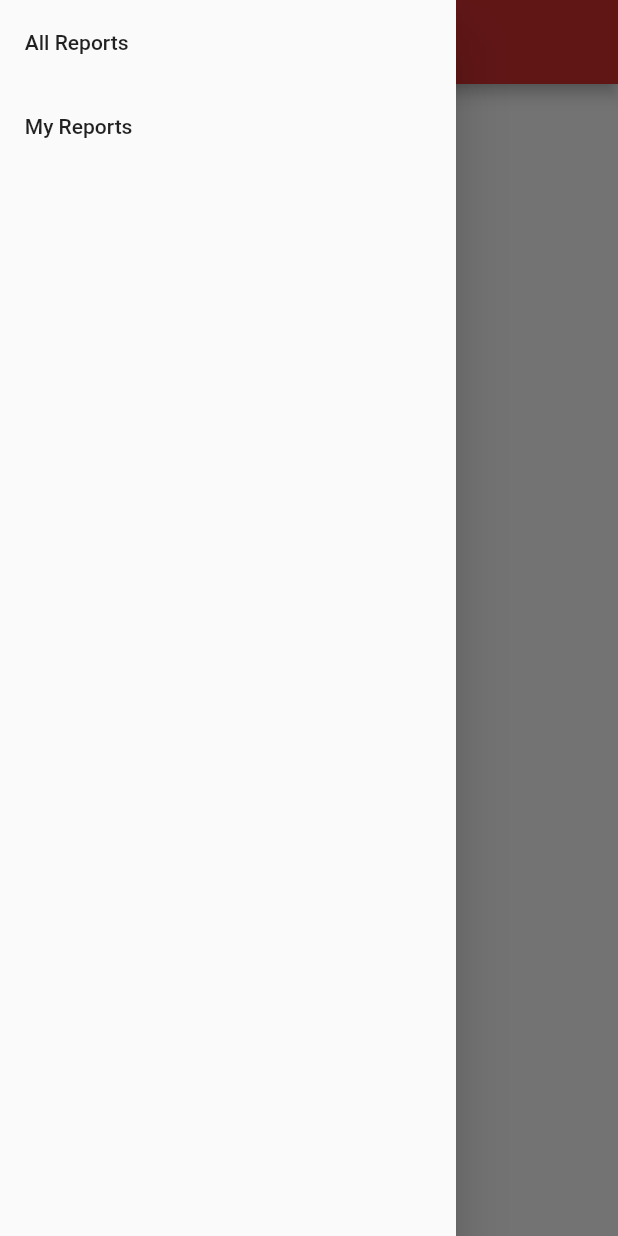
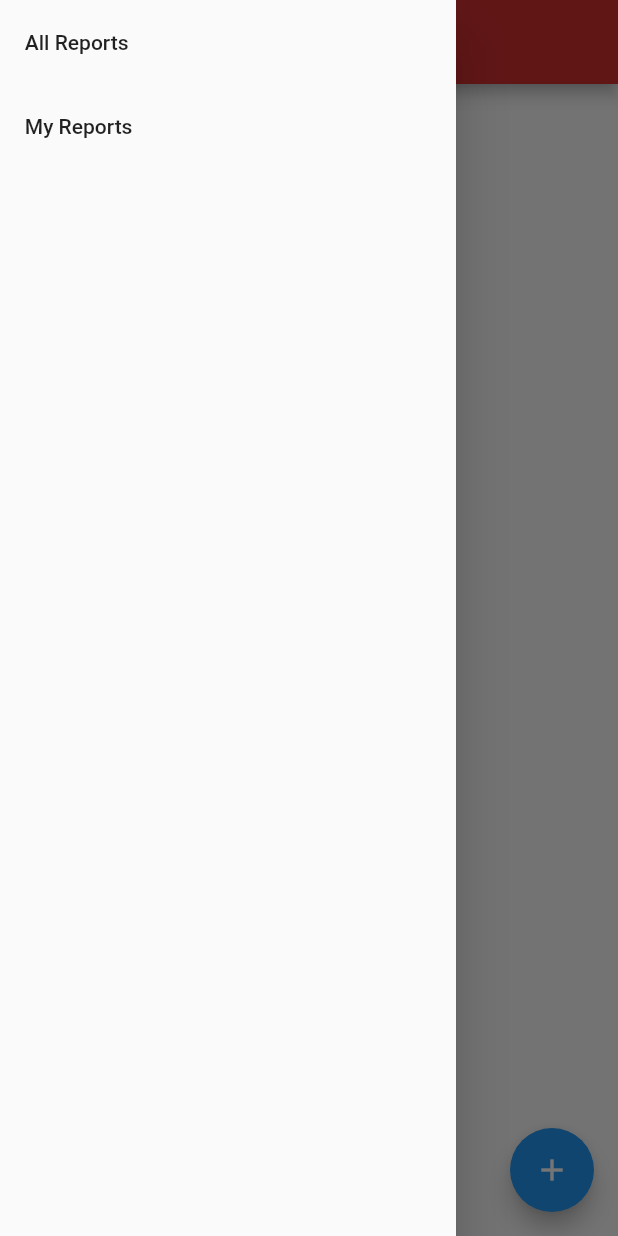
Before and after one commit to anubhajoshi01/cu_hacking_2021-crime-track-app, a Flutter app: the screen it shows after launch, with the side drawer open, on a phone screen of 412 x 824 dp. Run offline on Flutter 3.47's test engine with Material 2 defaults, Android fonts, the phone set to English and light mode, and no system bars; our stand-ins replace cloud_firestore, geolocator, hive, hive_flutter; accounts and stored records are empty; statements that could not run were skipped.

Commit message:
setup done

```diff
--- a/lib/database/report_db.dart
+++ b/lib/database/report_db.dart
@@ -214,6 +214,9 @@ class ReportDb{
             "id: $id, active:$active, address:$address, contact info:$contactInfo");
       });
     });
+  }
+
+  void createReport(int id, String address, String contactInfo, String description) async{
 
   }
 }
--- a/lib/screens/report_list.dart
+++ b/lib/screens/report_list.dart
@@ -3,12 +3,12 @@ import 'package:flutter/material.dart';
 import 'package:flutter_app/components/navigation_drawer.dart';
 import 'package:flutter_app/database/report_db.dart';
 import 'package:flutter_app/models/report.dart';
+import 'package:flutter_app/screens/create_report.dart';
 import 'package:flutter_app/screens/report_info.dart';
 
 class ReportList extends StatelessWidget {
-
   @override
-    Widget build(BuildContext context){
+  Widget build(BuildContext context) {
     ReportDb.getReportsList();
     return Scaffold(
         appBar: AppBar(
@@ -17,8 +17,7 @@ class ReportList extends StatelessWidget {
           backgroundColor: Colors.red[700],
         ),
         drawer: NavigationDrawer(),
-        body:
-        ListView.builder(
+        body: ListView.builder(
             itemCount: ReportDb.reportList.length,
             itemBuilder: (BuildContext context, int index) {
               return Container(
@@ -28,15 +27,22 @@ class ReportList extends StatelessWidget {
                     child: ListTile(
                       title: Text("$index"),
                       onTap: () {
-
-            Navigator.push(context,
-              MaterialPageRoute(builder: (context) => ReportInfo(ReportDb.reportList[index])));
+                        Navigator.push(
+                            context,
+                            MaterialPageRoute(
+                                builder: (context) =>
+                                    ReportInfo(ReportDb.reportList[index])));
                       },
                     ),
                   )));
-          })
-      );
-
-
+            }),
+        floatingActionButton: FloatingActionButton(
+          onPressed: () {
+            Navigator.push(context,
+                MaterialPageRoute(builder: (context) => CreateReport()));
+          },
+          tooltip: 'Increment',
+          child: Icon(Icons.add),
+        ));
   }
 }
```
Also changed, not shown: lib/screens/create_report.dart (added, +26 -0 lines). Lines whose indentation alone changed are shown as unchanged.
